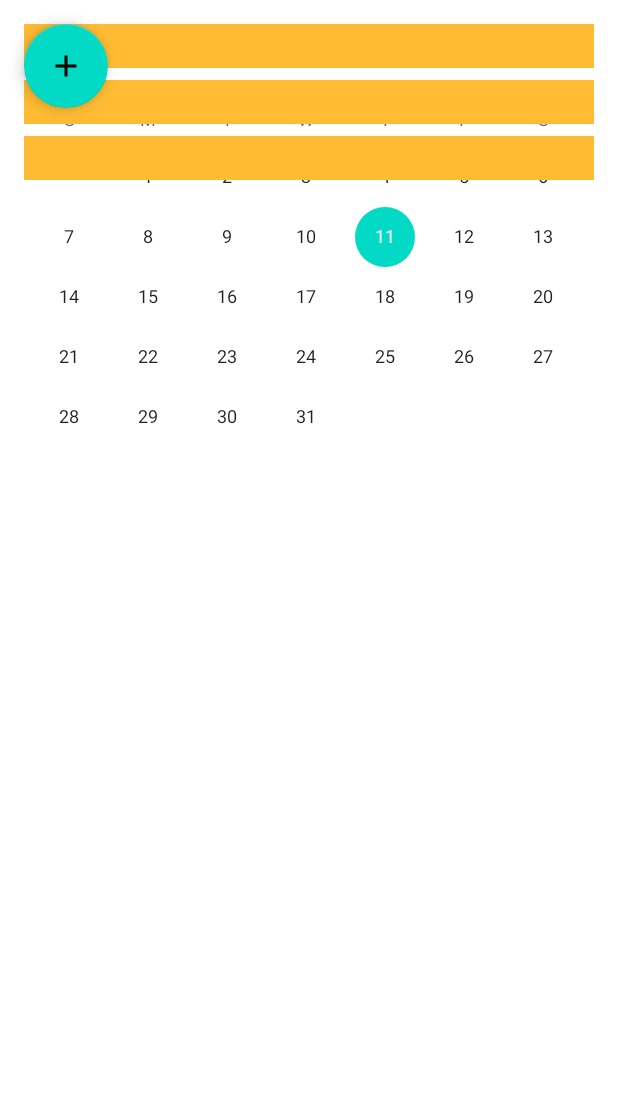
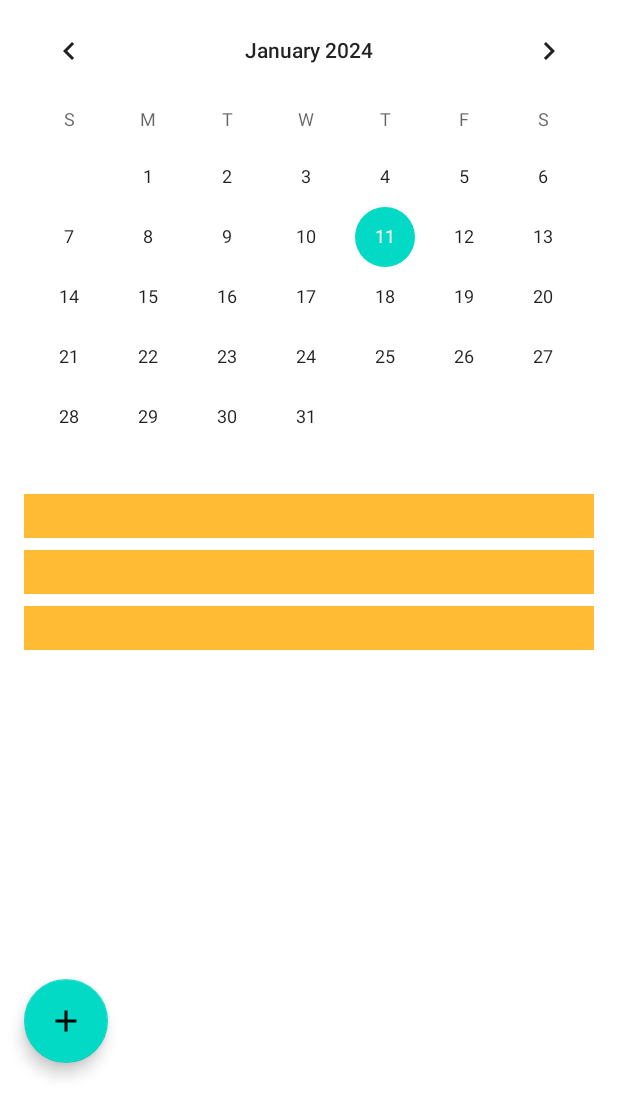
Before and after one commit to erfderdfg/AndroidCalendarr, an Android app: the layout activity_main.xml on its own in the app's theme, with its tools: preview values and no code run, on a phone screen of 412 x 824 dp. Shown: the top 1117 px of the screen. Run offline under Robolectric (Android 15) with nearby library versions, the phone set to English and light mode, and no system bars.

Commit message:
fix calendarView, recyclerView, FAB layout

```diff
--- a/app/src/main/res/layout/activity_main.xml
+++ b/app/src/main/res/layout/activity_main.xml
@@ -1,8 +1,9 @@
 <?xml version="1.0" encoding="utf-8"?>
-<RelativeLayout xmlns:android="http://schemas.android.com/apk/res/android"
+<LinearLayout xmlns:android="http://schemas.android.com/apk/res/android"
     xmlns:tools="http://schemas.android.com/tools"
     android:layout_width="match_parent"
     android:layout_height="match_parent"
+    android:orientation="vertical"
     xmlns:app="http://schemas.android.com/apk/res-auto"
     tools:context=".MainActivity">
 
@@ -10,7 +11,7 @@
     <CalendarView
         android:id="@+id/simpleCalendarView"
         android:layout_width="match_parent"
-        android:layout_height="wrap_content"
+        android:layout_height="313dp"
         android:firstDayOfWeek="1"
         android:maxDate="01/01/2025"
         android:minDate="01/01/2023" />
@@ -18,7 +19,7 @@
     <androidx.recyclerview.widget.RecyclerView
         android:id="@+id/recyclerview"
         android:layout_width="match_parent"
-        android:layout_height="719dp"
+        android:layout_height="323dp"
         android:padding="@dimen/big_padding"
         app:layout_constraintBottom_toBottomOf="parent"
         app:layout_constraintHorizontal_bias="1.0"
@@ -41,4 +42,4 @@
         app:layout_constraintBottom_toBottomOf="parent"
         app:layout_constraintEnd_toEndOf="parent" />
 
-</RelativeLayout>
+</LinearLayout>
```
